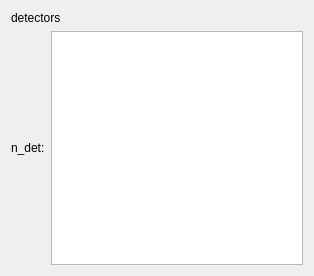
Qt form GUI/designer/detectors_widget.ui (alsinmr/pyDR) before a commit.
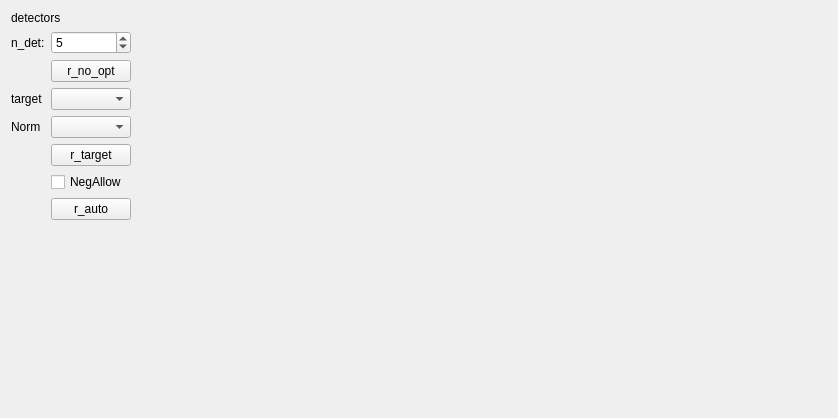
The same form after that commit.

What changed in the file:
```diff
--- a/GUI/designer/detectors_widget.ui
+++ b/GUI/designer/detectors_widget.ui
@@ -6,18 +6,34 @@
    <rect>
     <x>0</x>
     <y>0</y>
-    <width>314</width>
-    <height>276</height>
+    <width>838</width>
+    <height>418</height>
    </rect>
   </property>
   <property name="windowTitle">
    <string>Form</string>
   </property>
   <layout class="QGridLayout" name="gridLayout">
-   <item row="0" column="0" colspan="2">
-    <widget class="QLabel" name="label">
-     <property name="text">
-      <string>detectors</string>
+   <item row="1" column="2">
+    <spacer name="horizontalSpacer">
+     <property name="orientation">
+      <enum>Qt::Horizontal</enum>
+     </property>
+     <property name="sizeHint" stdset="0">
+      <size>
+       <width>40</width>
+       <height>20</height>
+      </size>
+     </property>
+    </spacer>
+   </item>
+   <item row="1" column="1">
+    <widget class="QSpinBox" name="spinBox_n_det">
+     <property name="maximum">
+      <number>20</number>
+     </property>
+     <property name="value">
+      <number>5</number>
      </property>
     </widget>
    </item>
@@ -31,10 +47,71 @@
      </property>
     </widget>
    </item>
-   <item row="1" column="1">
-    <widget class="QTextEdit" name="textEdit">
-     <property name="inputMethodHints">
-      <set>Qt::ImhDigitsOnly</set>
+   <item row="4" column="0">
+    <widget class="QLabel" name="label_2">
+     <property name="text">
+      <string>target</string>
+     </property>
+    </widget>
+   </item>
+   <item row="6" column="1">
+    <widget class="QPushButton" name="pushButton_2">
+     <property name="text">
+      <string>r_target</string>
+     </property>
+    </widget>
+   </item>
+   <item row="4" column="1">
+    <widget class="QComboBox" name="comboBox"/>
+   </item>
+   <item row="5" column="1">
+    <widget class="QComboBox" name="comboBox_2"/>
+   </item>
+   <item row="3" column="1">
+    <widget class="QPushButton" name="pushButton">
+     <property name="text">
+      <string>r_no_opt</string>
+     </property>
+    </widget>
+   </item>
+   <item row="7" column="1">
+    <widget class="QCheckBox" name="checkBox">
+     <property name="text">
+      <string>NegAllow</string>
+     </property>
+    </widget>
+   </item>
+   <item row="0" column="0" colspan="3">
+    <widget class="QLabel" name="label">
+     <property name="text">
+      <string>detectors</string>
+     </property>
+    </widget>
+   </item>
+   <item row="9" column="0">
+    <spacer name="verticalSpacer">
+     <property name="orientation">
+      <enum>Qt::Vertical</enum>
+     </property>
+     <property name="sizeHint" stdset="0">
+      <size>
+       <width>20</width>
+       <height>40</height>
+      </size>
+     </property>
+    </spacer>
+   </item>
+   <item row="5" column="0">
+    <widget class="QLabel" name="label_3">
+     <property name="text">
+      <string>Norm</string>
+     </property>
+    </widget>
+   </item>
+   <item row="8" column="1">
+    <widget class="QPushButton" name="pushButton_3">
+     <property name="text">
+      <string>r_auto</string>
      </property>
     </widget>
    </item>
```
